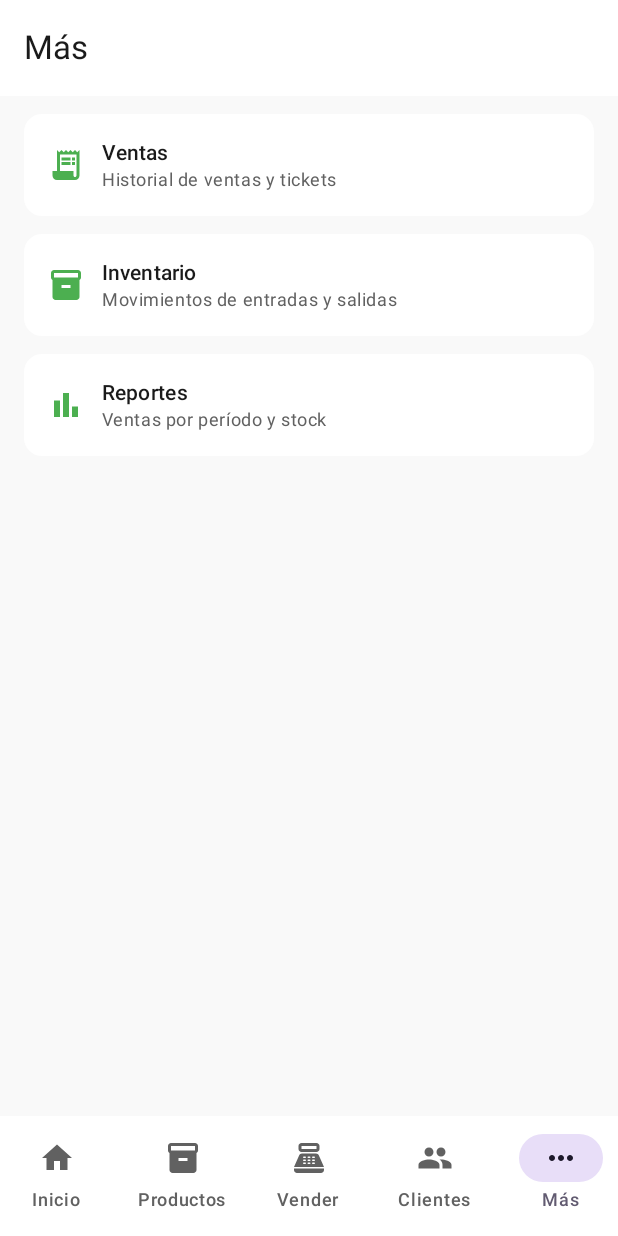
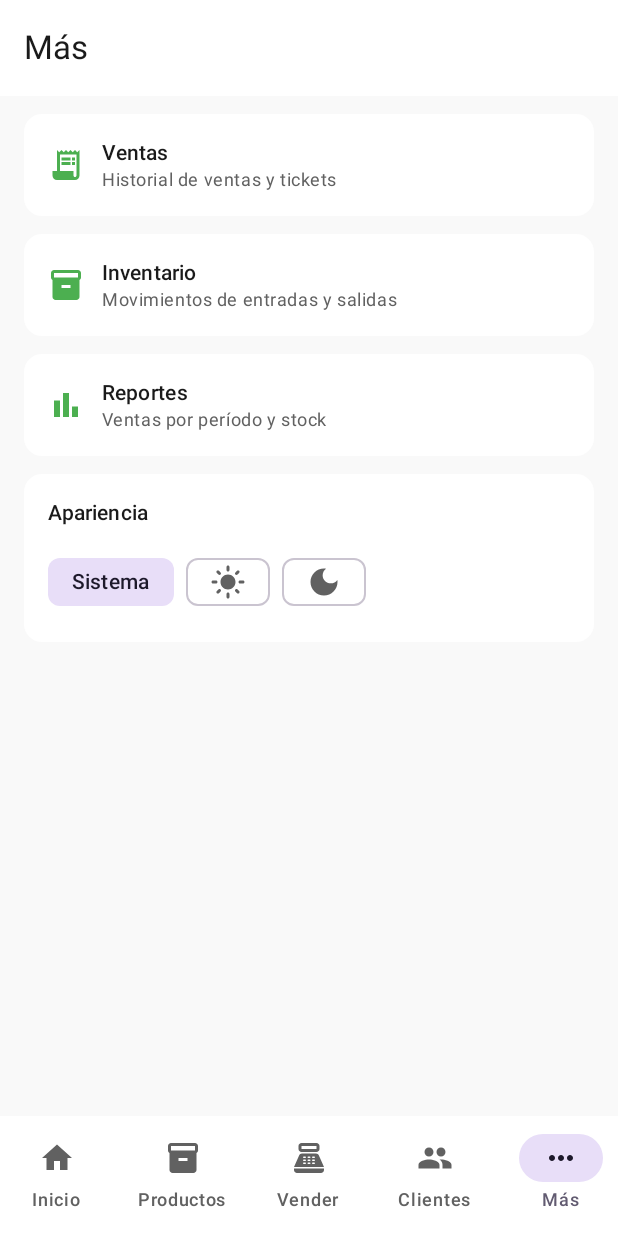
Before and after one commit to Gabusnow21/shoppi, an Android app built with Jetpack Compose: the MasScreen screen opened through its navigation route, on a phone screen of 412 x 824 dp. Run offline under Robolectric (Android 15) with nearby library versions, the phone set to English and light mode, and no system bars; 2 statements that could not run were skipped.

Commit message:
feat(android-tema): selector de apariencia en Más y dashboard
ThemeSelector reutilizable con 'Sistema' como texto y sol/luna como iconos
para Claro/Oscuro. Se agrega al hub Más (sección Apariencia) y como acceso
rápido en el dashboard.

```diff
--- /dev/null
+++ b/android/app/src/main/java/com/shoppi/ui/components/ThemeSelector.kt
@@ -0,0 +1,59 @@
+package com.shoppi.ui.components
+
+import androidx.compose.foundation.layout.Arrangement
+import androidx.compose.foundation.layout.Row
+import androidx.compose.foundation.layout.fillMaxWidth
+import androidx.compose.material.icons.Icons
+import androidx.compose.material.icons.filled.DarkMode
+import androidx.compose.material.icons.filled.LightMode
+import androidx.compose.material3.FilterChip
+import androidx.compose.material3.Icon
+import androidx.compose.material3.Text
+import androidx.compose.runtime.Composable
+import androidx.compose.ui.Modifier
+import androidx.compose.ui.unit.dp
+import com.shoppi.ui.theme.ThemeMode
+
+/**
+ * Selector de apariencia: "Sistema" con texto y los modos forzados con icono
+ * (sol para Claro, luna para Oscuro).
+ *
+ * Reutilizado en el hub "Más" y como acceso rápido en el dashboard.
+ */
+@Composable
+fun ThemeSelector(
+    modo: ThemeMode,
+    onSeleccionar: (ThemeMode) -> Unit,
+    modifier: Modifier = Modifier,
+) {
+    Row(
+        modifier = modifier.fillMaxWidth(),
+        horizontalArrangement = Arrangement.spacedBy(8.dp),
+    ) {
+        FilterChip(
+            selected = modo == ThemeMode.SYSTEM,
+            onClick = { onSeleccionar(ThemeMode.SYSTEM) },
+            label = { Text("Sistema") },
+        )
+        FilterChip(
+            selected = modo == ThemeMode.LIGHT,
+            onClick = { onSeleccionar(ThemeMode.LIGHT) },
+            label = {
+                Icon(
+                    imageVector = Icons.Filled.LightMode,
+                    contentDescription = "Claro",
+                )
+            },
+        )
+        FilterChip(
+            selected = modo == ThemeMode.DARK,
+            onClick = { onSeleccionar(ThemeMode.DARK) },
+            label = {
+                Icon(
+                    imageVector = Icons.Filled.DarkMode,
+                    contentDescription = "Oscuro",
+                )
+            },
+        )
+    }
+}
--- a/android/app/src/main/java/com/shoppi/ui/mas/MasScreen.kt
+++ b/android/app/src/main/java/com/shoppi/ui/mas/MasScreen.kt
@@ -28,11 +28,13 @@ import androidx.compose.ui.Modifier
 import androidx.compose.ui.graphics.vector.ImageVector
 import androidx.compose.ui.text.font.FontWeight
 import androidx.compose.ui.unit.dp
+import com.shoppi.ui.components.ThemeSelector
 import com.shoppi.ui.theme.Dimens
+import com.shoppi.ui.theme.ThemeMode
 
 /**
  * Hub "Más": agrupa las secciones que no son destino principal de la barra
- * inferior (ventas, inventario y reportes).
+ * inferior (ventas, inventario y reportes) y la preferencia de apariencia.
  */
 @OptIn(ExperimentalMaterial3Api::class)
 @Composable
@@ -40,6 +42,8 @@ fun MasScreen(
     onVentas: () -> Unit,
     onInventario: () -> Unit,
     onReportes: () -> Unit,
+    themeMode: ThemeMode,
+    onCambiarTema: (ThemeMode) -> Unit,
 ) {
     Scaffold(
         topBar = { TopAppBar(title = { Text("Más") }) },
@@ -77,6 +81,31 @@ fun MasScreen(
                     descripcion = "Ventas por período y stock",
                     onClick = onReportes,
                 )
+            }
+            item {
+                Card(
+                    modifier = Modifier.fillMaxWidth(),
+                    colors = CardDefaults.cardColors(
+                        containerColor = MaterialTheme.colorScheme.surface,
+                    ),
+                ) {
+                    Column(
+                        modifier = Modifier
+                            .fillMaxWidth()
+                            .padding(Dimens.CardPadding),
+                        verticalArrangement = Arrangement.spacedBy(Dimens.InputPadding),
+                    ) {
+                        Text(
+                            text = "Apariencia",
+                            style = MaterialTheme.typography.titleSmall,
+                            fontWeight = FontWeight.Medium,
+                        )
+                        ThemeSelector(
+                            modo = themeMode,
+                            onSeleccionar = onCambiarTema,
+                        )
+                    }
+                }
             }
         }
     }
--- a/android/app/src/main/java/com/shoppi/ui/navigation/ShoppiNavGraph.kt
+++ b/android/app/src/main/java/com/shoppi/ui/navigation/ShoppiNavGraph.kt
@@ -14,6 +14,7 @@ import androidx.navigation.compose.composable
 import androidx.navigation.compose.currentBackStackEntryAsState
 import androidx.navigation.compose.rememberNavController
 import androidx.navigation.navArgument
+import androidx.lifecycle.compose.collectAsStateWithLifecycle
 import androidx.lifecycle.viewmodel.compose.viewModel
 import com.shoppi.ShoppiApp
 import com.shoppi.ui.clientes.ClienteFormScreen
@@ -113,6 +114,7 @@ fun ShoppiNavGraph(
                 val dashboardViewModel: DashboardViewModel = viewModel(
                     factory = DashboardViewModel.factory(container.reportes),
                 )
+                val themeMode by container.tema.modo.collectAsStateWithLifecycle()
                 DashboardScreen(
                     nombreUsuario = container.session.nombreCompleto(),
                     onCerrarSesion = {
@@ -134,6 +136,8 @@ fun ShoppiNavGraph(
                             launchSingleTop = true
                         }
                     },
+                    themeMode = themeMode,
+                    onCambiarTema = container.tema::seleccionar,
                     viewModel = dashboardViewModel,
                 )
             }
@@ -157,10 +161,13 @@ fun ShoppiNavGraph(
                 )
             }
             composable(Routes.MAS) {
+                val themeMode by container.tema.modo.collectAsStateWithLifecycle()
                 MasScreen(
                     onVentas = { navController.navigate(Routes.VENTAS) },
                     onInventario = { navController.navigate(Routes.INVENTARIO) },
                     onReportes = { navController.navigate(Routes.REPORTES) },
+                    themeMode = themeMode,
+                    onCambiarTema = container.tema::seleccionar,
                 )
             }
 
```
Also changed, not shown: android/app/src/main/java/com/shoppi/ui/dashboard/DashboardScreen.kt (+28 -0 lines).
